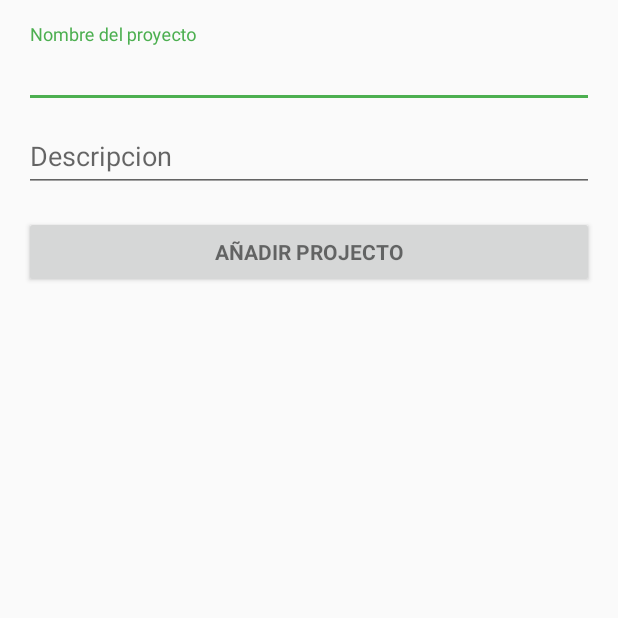
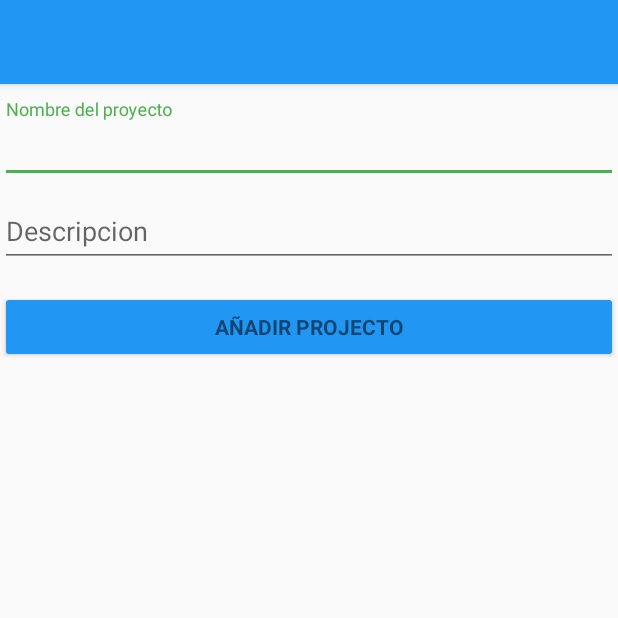
Before and after one commit to Billygaliano/MgProjectMobile, an Android app: the AddProjectActivity screen opened directly, with no data from a screen before it, on a phone screen of 412 x 824 dp, the top half of it. Run offline under Robolectric (Android 15) with nearby library versions, the phone set to English and light mode, and no system bars.

Commit message:
[UPD] Interfaz & fix errors

```diff
--- a/app/src/main/AndroidManifest.xml
+++ b/app/src/main/AndroidManifest.xml
@@ -44,7 +44,7 @@
         >
         <activity android:name=".activities.ProjectActivity"
             android:configChanges="keyboard|keyboardHidden|screenLayout|screenSize|orientation"
-            android:label="Project Info"
+            android:label="Resumen Proyecto"
             android:theme="@style/AppTheme.NoActionBar"
             ></activity>
     </application>
--- a/app/src/main/java/mgproject/inftel/mgproject/recyclerView/RecyclerViewTask.java
+++ b/app/src/main/java/mgproject/inftel/mgproject/recyclerView/RecyclerViewTask.java
@@ -50,7 +50,7 @@ public class RecyclerViewTask extends RecyclerView.Adapter<RecyclerViewTask.View
     @Override
     public void onBindViewHolder(RecyclerViewTask.ViewHolder holder, int position) {
         holder.mTextView.setText(taskArrayList.get(position).getNameTask());
-        holder.mTextView2.setText(taskArrayList.get(position).getTime() + taskArrayList.get(position).getTimeType());
+        holder.mTextView2.setText(taskArrayList.get(position).getTime() +" "+ taskArrayList.get(position).getTimeType());
 
     }
     @Override
--- a/app/src/main/res/layout/activity_add_project.xml
+++ b/app/src/main/res/layout/activity_add_project.xml
@@ -2,33 +2,35 @@
     xmlns:tools="http://schemas.android.com/tools"
     android:layout_width="match_parent"
     android:layout_height="match_parent"
+    xmlns:app="http://schemas.android.com/apk/res-auto"
     android:gravity="center_horizontal"
     android:orientation="vertical"
-    android:paddingBottom="@dimen/activity_vertical_margin"
-    android:paddingLeft="@dimen/activity_horizontal_margin"
-    android:paddingRight="@dimen/activity_horizontal_margin"
-    android:paddingTop="@dimen/activity_vertical_margin"
+    android:fitsSystemWindows="true"
     tools:context="mgproject.inftel.mgproject.activities.AddProjectActivity">
 
     <!-- Login progress -->
-    <ProgressBar
-        android:id="@+id/login_progress"
-        style="?android:attr/progressBarStyleLarge"
-        android:layout_width="wrap_content"
+
+    <android.support.design.widget.AppBarLayout
         android:layout_height="wrap_content"
-        android:layout_marginBottom="8dp"
-        android:visibility="gone" />
+        android:layout_width="match_parent"
+        android:theme="@style/AppTheme.AppBarOverlay">
 
-    <ScrollView
-        android:id="@+id/login_form"
-        android:layout_width="match_parent"
-        android:layout_height="match_parent">
+        <android.support.v7.widget.Toolbar
+            android:id="@+id/toolbar"
+            android:layout_width="match_parent"
+            android:layout_height="?attr/actionBarSize"
+            android:background="@color/primary"
+            app:popupTheme="@style/AppTheme.PopupOverlay" />
+
+    </android.support.design.widget.AppBarLayout>
+
 
         <LinearLayout
             android:id="@+id/email_login_form"
             android:layout_width="match_parent"
             android:layout_height="wrap_content"
-            android:orientation="vertical">
+            android:orientation="vertical"
+            android:layout_marginTop="10dp">
 
             <android.support.design.widget.TextInputLayout
                 android:layout_width="match_parent"
@@ -55,7 +57,8 @@
                     android:hint="Descripcion"
                     android:imeActionId="@+id/login"
                     android:imeActionLabel="@string/action_sign_in_short"
-                    android:imeOptions="actionUnspecified" />
+                    android:imeOptions="actionUnspecified"
+                    android:textColor="@color/primary"/>
 
             </android.support.design.widget.TextInputLayout>
 
@@ -67,8 +70,10 @@
                 android:layout_marginTop="16dp"
                 android:text="Añadir Projecto"
                 android:textStyle="bold"
-                android:onClick="onClickButton"/>
+                android:onClick="onClickButton"
+                android:backgroundTint="@color/primary"
+
+                />
 
         </LinearLayout>
-    </ScrollView>
 </LinearLayout>
--- a/app/src/main/res/layout/cardrow_files_layout.xml
+++ b/app/src/main/res/layout/cardrow_files_layout.xml
@@ -5,13 +5,13 @@
     android:id="@+id/card_view"
     android:layout_width="match_parent"
     android:layout_height="wrap_content"
-    card_view:cardCornerRadius="10dp"
-    android:layout_margin="8dp">
+    android:layout_margin="1dp">
 
     <RelativeLayout
         android:id="@+id/backgroundImage"
         android:layout_width="match_parent"
         android:layout_height="50dp"
+        android:layout_marginTop="1dp"
         >
         <RelativeLayout
             android:layout_width="match_parent"
--- a/app/src/main/res/layout/cardrow_layout.xml
+++ b/app/src/main/res/layout/cardrow_layout.xml
@@ -20,12 +20,12 @@ android:layout_marginTop="1dp">
             android:layout_width="wrap_content"
             android:layout_height="wrap_content"
             android:text="Nombre del proyecto"
-            android:textColor="@color/primary_text"
             android:layout_marginLeft="15dp"
             android:layout_alignParentStart="true"
             android:layout_centerInParent="true"
-            android:textSize="24dp"
-            android:maxLength="20" />
+            android:textSize="20dp"
+            android:maxLength="20"
+            />
         <ImageView
             android:layout_width="wrap_content"
             android:layout_height="wrap_content"
```
Also changed, not shown: app/src/main/java/mgproject/inftel/mgproject/activities/ProjectActivity.java (+1 -70 lines), app/src/main/java/mgproject/inftel/mgproject/fragments/DescriptionFragment.java (+4 -4 lines), app/src/main/res/layout/activity_add_collaborator.xml (+15 -10 lines), app/src/main/res/layout/activity_project.xml (+1 -7 lines), app/src/main/res/layout/cardrow_task_layout.xml (+5 -2 lines), app/src/main/res/layout/description_layout.xml (+8 -5 lines).
